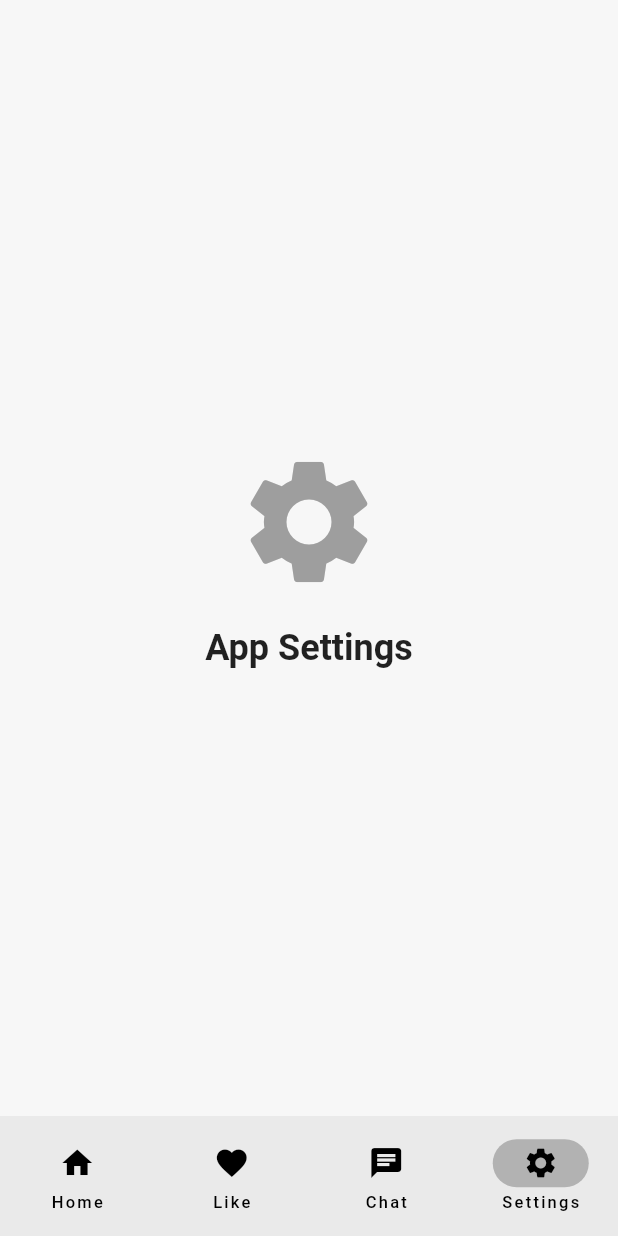
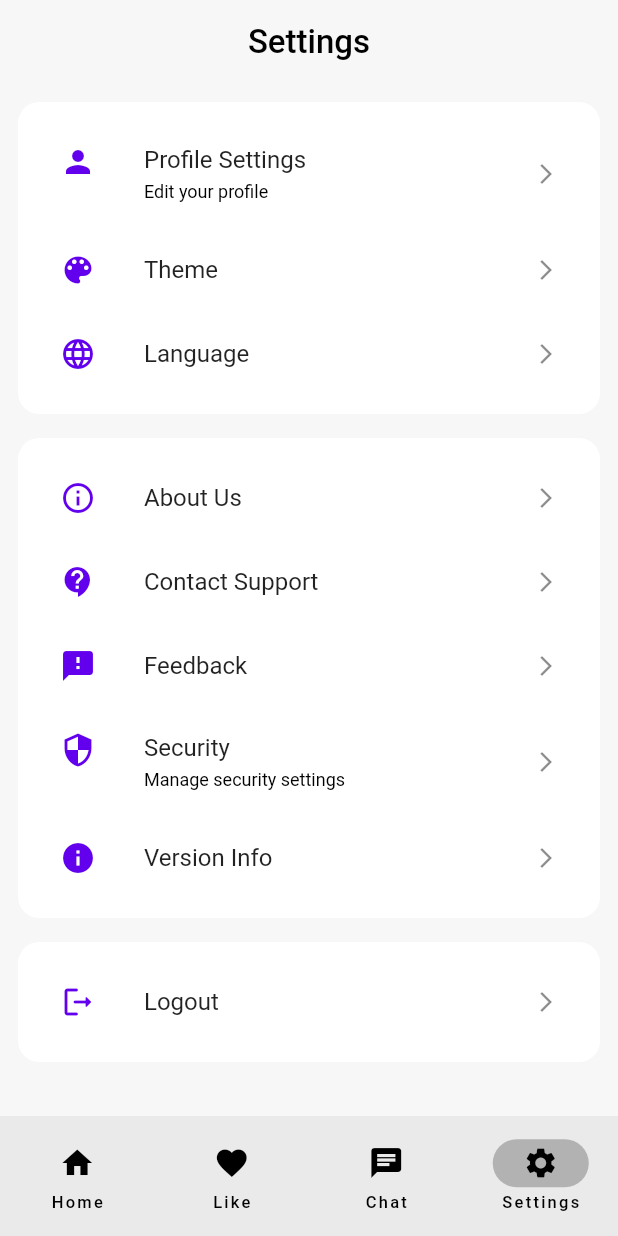
Before and after one commit to arxivj/Untitled, a Flutter app: the screen it shows after launch, item 4 of the bottom bar chosen, on a phone screen of 412 x 824 dp. Run offline on Flutter 3.47's test engine with Material 3 defaults, Android fonts, the phone set to English and light mode, and no system bars; our stand-ins replace flutter_svg; Roboto replaces fonts that are missing (CircularStd).

Commit message:
Feat: Settings 페이지 UI 구현 및 SettingsTile 위젯 추가
- 기존 단순 설정 페이지를 개선하여 세분화된 설정 옵션을 포함한 새로운 UI로 변경
- SettingsTile 위젯 추가: 설정 항목에 아이콘, 제목, 부제목 및 클릭 이벤트를 지원하는 공통 위젯
- CardLayout을 사용하여 설정 항목을 그룹화하고, 페이지 디자인을 개선

```diff
--- a/lib/presenter/pages/settings.dart
+++ b/lib/presenter/pages/settings.dart
@@ -1,21 +1,97 @@
 import 'package:flutter/material.dart';
+import 'package:untitled/presenter/widgets/card_layout.dart';
+import 'package:untitled/presenter/widgets/settings/settings_tile.dart';
 
 class Settings extends StatelessWidget {
   const Settings({super.key});
 
   @override
   Widget build(BuildContext context) {
-    return const Center(
-      child: Column(
-        mainAxisAlignment: MainAxisAlignment.center,
-        children: [
-          Icon(Icons.settings, size: 100, color: Colors.grey),
-          SizedBox(height: 20),
-          Text(
-            'App Settings',
-            style: TextStyle(fontSize: 24, fontWeight: FontWeight.bold),
+    return Scaffold(
+      appBar: AppBar(
+        title: const Text(
+          'Settings',
+          style: TextStyle(color: Colors.black),
+        ),
+        elevation: 0,
+        backgroundColor: Theme.of(context).scaffoldBackgroundColor,
+      ),
+      body: SingleChildScrollView(
+        child: Padding(
+          padding: const EdgeInsets.symmetric(horizontal: 12.0, vertical: 12.0),
+          child: Column(
+            children: [
+              CardLayout(
+                backgroundColor: Theme.of(context).cardColor,
+                children: [
+                  SettingsTile(
+                    icon: Icons.person,
+                    title: 'Profile Settings',
+                    subtitle: 'Edit your profile',
+                    onTap: () {},
+                  ),
+                  SettingsTile(
+                    icon: Icons.color_lens,
+                    title: 'Theme',
+                    onTap: () {},
+                  ),
+                  SettingsTile(
+                    icon: Icons.language,
+                    title: 'Language',
+                    onTap: () {},
+                  ),
+                ],
+              ),
+              const SizedBox(
+                height: 16.0,
+              ),
+              CardLayout(
+                backgroundColor: Theme.of(context).cardColor,
+                children: [
+                  SettingsTile(
+                    icon: Icons.info_outline,
+                    title: 'About Us',
+                    onTap: () {},
+                  ),
+                  SettingsTile(
+                    icon: Icons.contact_support,
+                    title: 'Contact Support',
+                    onTap: () {},
+                  ),
+                  SettingsTile(
+                    icon: Icons.feedback,
+                    title: 'Feedback',
+                    onTap: () {},
+                  ),
+                  SettingsTile(
+                    icon: Icons.security,
+                    title: 'Security',
+                    subtitle: 'Manage security settings',
+                    onTap: () {},
+                  ),
+                  SettingsTile(
+                    icon: Icons.info,
+                    title: 'Version Info',
+                    onTap: () {},
+                  ),
+                ],
+              ),
+              const SizedBox(
+                height: 16.0,
+              ),
+              CardLayout(
+                backgroundColor: Theme.of(context).cardColor,
+                children: [
+                  SettingsTile(
+                    icon: Icons.logout_rounded,
+                    title: 'Logout',
+                    onTap: () {},
+                  ),
+                ],
+              ),
+            ],
           ),
-        ],
+        ),
       ),
     );
   }
--- a/lib/presenter/widgets/home/home_tab_bar_delegate.dart
+++ b/lib/presenter/widgets/home/home_tab_bar_delegate.dart
@@ -16,6 +16,7 @@ class HomeTabBarDelegate extends SliverPersistentHeaderDelegate {
     bool overlapsContent,
   ) {
     return Container(
+      color: Theme.of(context).scaffoldBackgroundColor,
       padding: AppPadding.kVerticalSmallPadding,
       child: TabBar(
         padding: AppPadding.kHorizontalPadding,
--- /dev/null
+++ b/lib/presenter/widgets/settings/settings_tile.dart
@@ -0,0 +1,40 @@
+import 'package:flutter/material.dart';
+
+class SettingsTile extends StatelessWidget {
+  final IconData icon;
+  final String title;
+  final String? subtitle;
+  final VoidCallback? onTap;
+
+  const SettingsTile({
+    required this.icon,
+    required this.title,
+    super.key,
+    this.subtitle,
+    this.onTap,
+  });
+
+  @override
+  Widget build(BuildContext context) {
+    return ListTile(
+      leading: Icon(
+        icon,
+        color: Theme.of(context).colorScheme.primary,
+      ),
+      title: Text(
+        title,
+        style: Theme.of(context).textTheme.bodyLarge,
+      ),
+      subtitle: subtitle != null
+          ? Text(
+        subtitle!,
+        style: Theme.of(context).textTheme.bodySmall?.copyWith(
+          color: Theme.of(context).hintColor,
+        ),
+      )
+          : null,
+      trailing: const Icon(Icons.arrow_forward_ios, size: 16),
+      onTap: onTap,
+    );
+  }
+}
```
